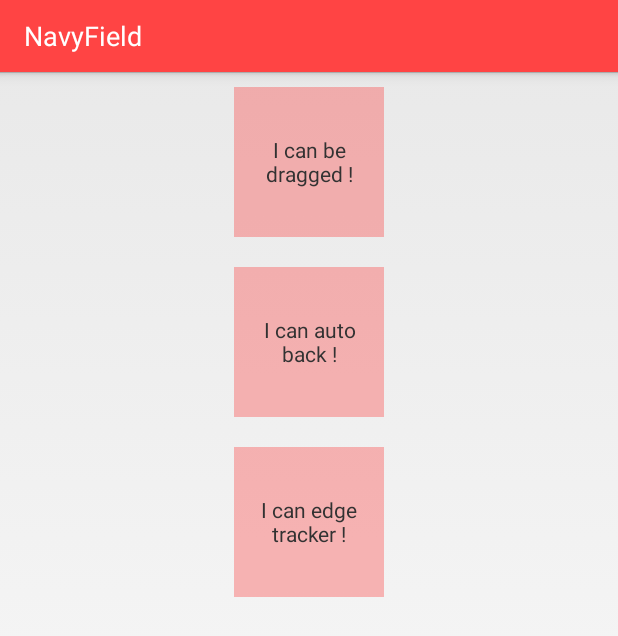
After one commit to laocuo/BeWannaBe, an Android app: the fragment ViewDragFragment shown on its own in the app's theme, on a phone screen of 412 x 824 dp. The commit adds this screen. Shown: the top 636 px of the screen. Run offline under Robolectric (Android 15) with nearby library versions, the phone set to English and light mode, and no system bars.

Commit message:
add dragviewhelper

```diff
--- a/MyApplication/DoAnything/src/main/java/com/example/tsdf/utils/LogUtils.java
+++ b/MyApplication/DoAnything/src/main/java/com/example/tsdf/utils/LogUtils.java
@@ -10,6 +10,7 @@ import com.example.tsdf.view.fragment.PowerCalculatorFragment;
 import com.example.tsdf.view.fragment.ShowMatrixFragment;
 import com.example.tsdf.view.fragment.ShowMatrixGalleryFragment;
 import com.example.tsdf.view.fragment.SwipeRefreshListFragment;
+import com.example.tsdf.view.fragment.ViewDragFragment;
 
 import android.util.Log;
 
@@ -43,7 +44,8 @@ public class LogUtils {
             SwipeRefreshListFragment.class,
             AudioControlFragment.class,
             GalleryShowFragment.class,
-            PowerCalculatorFragment.class
+            PowerCalculatorFragment.class,
+            ViewDragFragment.class
     };
 
     public static int[] getStringList() {
--- /dev/null
+++ b/MyApplication/DoAnything/src/main/java/com/example/tsdf/view/CustomizedView/ViewGroupDragLayout.java
@@ -0,0 +1,121 @@
+package com.example.tsdf.view.CustomizedView;
+
+import android.content.Context;
+import android.graphics.Point;
+import android.support.v4.widget.ViewDragHelper;
+import android.util.AttributeSet;
+import android.view.MotionEvent;
+import android.view.View;
+import android.widget.LinearLayout;
+
+/**
+ * Created by administrator on 12/2/15.
+ */
+public class ViewGroupDragLayout extends LinearLayout {
+    private ViewDragHelper mViewDragHelper;
+    private ViewGroupDragLayout rootView;
+    private View mDragView;
+    private View mAutoBackView;
+    private View mEdgeTrackerView;
+    private Point mAutoBackOriginPos = new Point();
+    public ViewGroupDragLayout(Context context) {
+        super(context);
+    }
+
+    public ViewGroupDragLayout(Context context, AttributeSet attrs) {
+        super(context, attrs);
+        rootView = this;
+        mViewDragHelper = ViewDragHelper.create(this, 1.0f, new ViewDragHelper.Callback(){
+            @Override
+            public boolean tryCaptureView(View child, int pointerId) {
+                return true;
+            }
+
+            @Override
+            public int clampViewPositionHorizontal(View child, int left, int dx) {
+                if (child == mEdgeTrackerView) {
+                    int minleft = rootView.getPaddingLeft();
+                    int maxleft = rootView.getWidth() - minleft - rootView.getPaddingRight() - child.getWidth();
+                    if (left < minleft) {
+                        return minleft;
+                    } else if (left > maxleft) {
+                        return maxleft;
+                    }
+                }
+                return left;
+            }
+
+            @Override
+            public int clampViewPositionVertical(View child, int top, int dy) {
+                if (child == mEdgeTrackerView) {
+                    int mintop = rootView.getPaddingTop();
+                    int maxtop = rootView.getHeight() - mintop - rootView.getPaddingBottom() - child.getHeight();
+                    if (top < mintop) {
+                        return mintop;
+                    } else if (top > maxtop) {
+                        return maxtop;
+                    }
+                }
+                return top;
+            }
+
+            @Override
+            public void onViewReleased(View releasedChild, float xvel, float yvel) {
+                //mAutoBackView手指释放时可以自动回去
+                if (releasedChild == mAutoBackView) {
+                    mViewDragHelper.settleCapturedViewAt(mAutoBackOriginPos.x, mAutoBackOriginPos.y);
+                    invalidate();
+                } else {
+                    super.onViewReleased(releasedChild, xvel, yvel);
+                }
+            }
+
+            @Override
+            public void onEdgeDragStarted(int edgeFlags, int pointerId) {
+                super.onEdgeDragStarted(edgeFlags, pointerId);
+//                mViewDragHelper.captureChildView(mEdgeTrackerView, pointerId);
+            }
+        });
+//        mViewDragHelper.setEdgeTrackingEnabled(ViewDragHelper.EDGE_LEFT);
+    }
+
+    @Override
+    protected void onFinishInflate() {
+        super.onFinishInflate();
+        int count = getChildCount();
+        for(int i=0;i<count;i++) {
+            if (i == 0) {
+                mDragView = getChildAt(i);
+            } else if (i == 1) {
+                mAutoBackView = getChildAt(i);
+            } else {
+                mEdgeTrackerView = getChildAt(i);
+            }
+        }
+    }
+
+    @Override
+    public void computeScroll() {
+        if(mViewDragHelper.continueSettling(true)) {
+            invalidate();
+        }
+    }
+
+    @Override
+    protected void onLayout(boolean changed, int l, int t, int r, int b) {
+        super.onLayout(changed, l, t, r, b);
+        mAutoBackOriginPos.x = mAutoBackView.getLeft();
+        mAutoBackOriginPos.y = mAutoBackView.getTop();
+    }
+
+    @Override
+    public boolean onInterceptTouchEvent(MotionEvent ev) {
+        return mViewDragHelper.shouldInterceptTouchEvent(ev);
+    }
+
+    @Override
+    public boolean onTouchEvent(MotionEvent event) {
+        mViewDragHelper.processTouchEvent(event);
+        return true;
+    }
+}
--- /dev/null
+++ b/MyApplication/DoAnything/src/main/java/com/example/tsdf/view/fragment/ViewDragFragment.java
@@ -0,0 +1,75 @@
+package com.example.tsdf.view.fragment;
+
+import android.content.Context;
+import android.net.Uri;
+import android.os.Bundle;
+import android.support.v4.app.Fragment;
+import android.view.LayoutInflater;
+import android.view.View;
+import android.view.ViewGroup;
+import android.widget.TextView;
+
+import com.example.tsdf.R;
+import com.example.tsdf.view.CustomizedView.ViewGroupDragLayout;
+
+import java.util.List;
+
+/**
+ * A simple {@link Fragment} subclass.
+ * Activities that contain this fragment must implement the
+ * {@link ViewDragFragment.OnFragmentInteractionListener} interface
+ * to handle interaction events.
+ * Use the {@link ViewDragFragment#newInstance} factory method to
+ * create an instance of this fragment.
+ */
+public class ViewDragFragment extends Fragment {
+    // TODO: Rename parameter arguments, choose names that match
+    // the fragment initialization parameters, e.g. ARG_ITEM_NUMBER
+    private static final String ARG_PARAM1 = "param1";
+    private static final String ARG_PARAM2 = "param2";
+
+    // TODO: Rename and change types of parameters
+    private String mParam1;
+    private String mParam2;
+
+    private ViewGroupDragLayout mViewGroup;
+
+    public ViewDragFragment() {
+        // Required empty public constructor
+    }
+
+    /**
+     * Use this factory method to create a new instance of
+     * this fragment using the provided parameters.
+     *
+     * @param param1 Parameter 1.
+     * @param param2 Parameter 2.
+     * @return A new instance of fragment ViewDragFragment.
+     */
+    // TODO: Rename and change types and number of parameters
+    public static ViewDragFragment newInstance(String param1, String param2) {
+        ViewDragFragment fragment = new ViewDragFragment();
+        Bundle args = new Bundle();
+        args.putString(ARG_PARAM1, param1);
+        args.putString(ARG_PARAM2, param2);
+        fragment.setArguments(args);
+        return fragment;
+    }
+
+    @Override
+    public void onCreate(Bundle savedInstanceState) {
+        super.onCreate(savedInstanceState);
+        if (getArguments() != null) {
+            mParam1 = getArguments().getString(ARG_PARAM1);
+            mParam2 = getArguments().getString(ARG_PARAM2);
+        }
+    }
+
+    @Override
+    public View onCreateView(LayoutInflater inflater, ViewGroup container,
+                             Bundle savedInstanceState) {
+        // Inflate the layout for this fragment
+        mViewGroup = (ViewGroupDragLayout)inflater.inflate(R.layout.fragment_view_drag, container, false);
+        return mViewGroup;
+    }
+}
--- /dev/null
+++ b/MyApplication/DoAnything/src/main/res/layout/fragment_view_drag.xml
@@ -0,0 +1,35 @@
+<com.example.tsdf.view.CustomizedView.ViewGroupDragLayout xmlns:android="http://schemas.android.com/apk/res/android"
+    xmlns:tools="http://schemas.android.com/tools"
+    android:layout_width="match_parent"
+    android:layout_height="match_parent"
+    android:orientation="vertical"
+    tools:context="com.example.tsdf.view.fragment.ViewDragFragment">
+
+    <TextView
+        android:layout_margin="10dp"
+        android:gravity="center"
+        android:layout_gravity="center"
+        android:background="#44ff0000"
+        android:text="I can be dragged !"
+        android:layout_width="100dp"
+        android:layout_height="100dp"/>
+
+    <TextView
+        android:layout_margin="10dp"
+        android:layout_gravity="center"
+        android:gravity="center"
+        android:background="#44ff0000"
+        android:text="I can auto back !"
+        android:layout_width="100dp"
+        android:layout_height="100dp"/>
+
+    <TextView
+        android:layout_margin="10dp"
+        android:layout_gravity="center"
+        android:gravity="center"
+        android:background="#44ff0000"
+        android:text="I can edge tracker !"
+        android:layout_width="100dp"
+        android:layout_height="100dp"/>
+
+</com.example.tsdf.view.CustomizedView.ViewGroupDragLayout>
--- a/MyApplication/DoAnything/src/main/res/values/strings.xml
+++ b/MyApplication/DoAnything/src/main/res/values/strings.xml
@@ -24,4 +24,7 @@
     <string name="sub_title_section2">子标题2</string>
     <string name="sub_title_section3">子标题3</string>
     <string name="sub_title_section4">子标题4</string>
+
+    <!-- TODO: Remove or change this placeholder text -->
+    <string name="hello_blank_fragment">Hello blank fragment</string>
 </resources>
```
